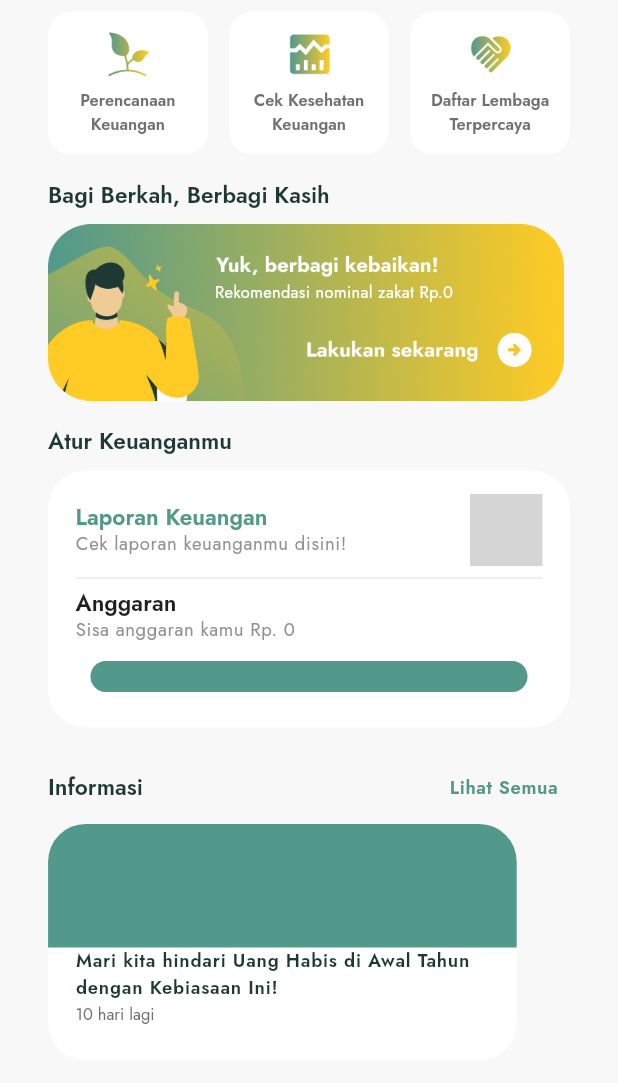
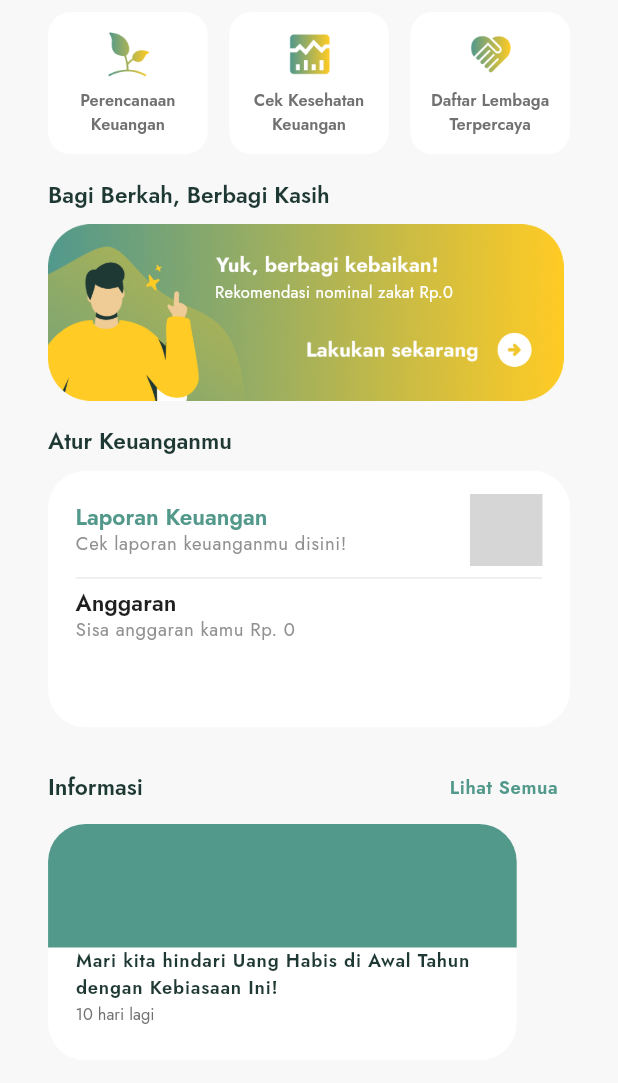
Before and after one commit to affadhlurr19/nuha, a Flutter app: the HomeView screen opened by its route, on a phone screen of 412 x 824 dp, the part 142-1225 px from its top. Run offline on Flutter 3.47's test engine with Material 2 defaults, Android fonts, the phone set to English and light mode, and no system bars; drawn by our look-alikes of percent_indicator; our stand-ins replace carousel_slider, chips_choice, cloud_firestore, currency_text_input_formatter, expansion_tile_card, firebase_auth and 29 more; missing offline and left inert: android_alarm_manager_plus, flutter_inappwebview, googleapis, iconify_flutter, sticky_grouped_list, syncfusion_flutter_pdf and 1 more; accounts and stored records are empty; network calls fail; project files that could hold a hidden picture were left out; grey boxes are pictures that could not be loaded.

Commit message:
Bug Cek Kesehatan Keuangan

```diff
--- a/lib/app/modules/fincheck/controllers/fincheck_controller.dart
+++ b/lib/app/modules/fincheck/controllers/fincheck_controller.dart
@@ -104,6 +104,8 @@ class FincheckController extends GetxController {
   }
 
   void result() async {
+    successMsg("Hasil test sedang diproses...");
+
     pengeluaranBulanan();
     penghasilanBulanan();
     totInvestasi();
@@ -341,7 +343,7 @@ class FincheckController extends GetxController {
     }
 
     idealPoint = 50;
-    point = (nominal / idealNum * 100);
+    point = (nominal / int.parse(aset.text.replaceAll(".", "")) * 100);
 
     await addData({
       "title": title,
--- a/lib/app/modules/home/views/home_view.dart
+++ b/lib/app/modules/home/views/home_view.dart
@@ -402,15 +402,15 @@ class HomeView extends GetView<HomeController> {
                       SizedBox(
                         height: 1.5.h,
                       ),
-                      Obx(() => LinearPercentIndicator(
-                            barRadius: const Radius.circular(40),
-                            // width: 75.55556.w,
-                            lineHeight: 2.5.h,
-                            percent: double.parse(con.persenAnggaran.value),
-                            backgroundColor: backBar,
-                            progressColor: con.getProgressColor(
-                                double.parse(con.persenAnggaran.value)),
-                          ))
+                      // Obx(() => LinearPercentIndicator(
+                      //       barRadius: const Radius.circular(40),
+                      //       // width: 75.55556.w,
+                      //       lineHeight: 2.5.h,
+                      //       percent: double.parse(con.persenAnggaran.value),
+                      //       backgroundColor: backBar,
+                      //       progressColor: con.getProgressColor(
+                      //           double.parse(con.persenAnggaran.value)),
+                      //     ))
                     ],
                   ),
                 ),
```
Also changed, not shown: lib/app/modules/fincheck/views/fincheck_result_view.dart (+21 -1 lines).
